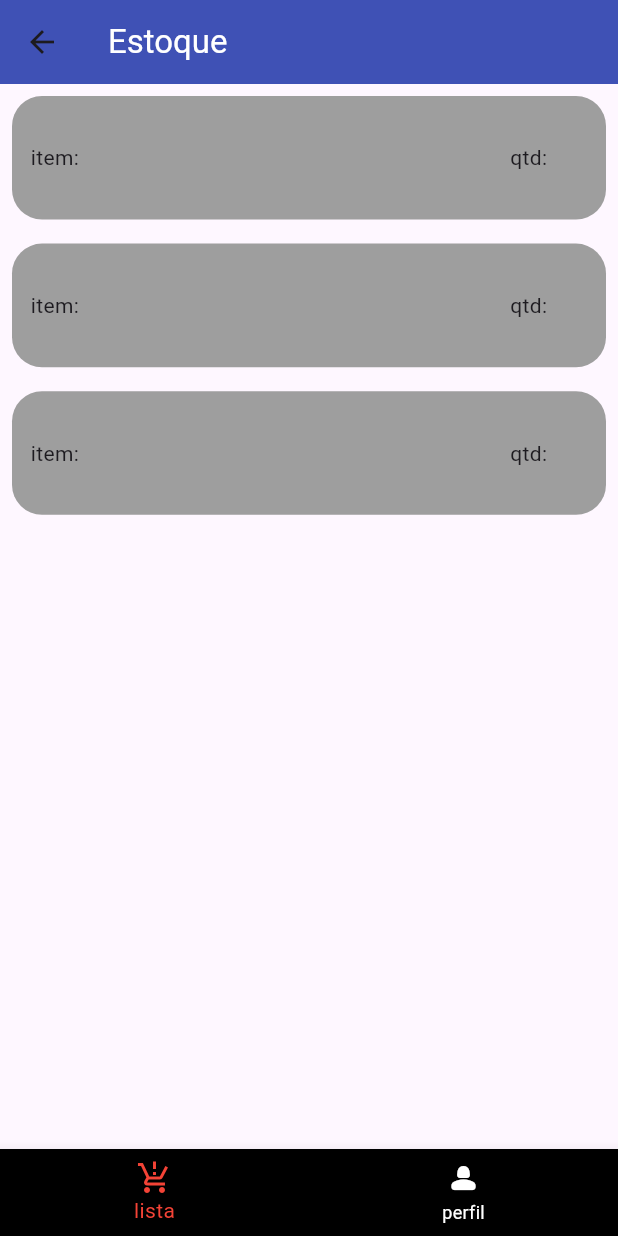
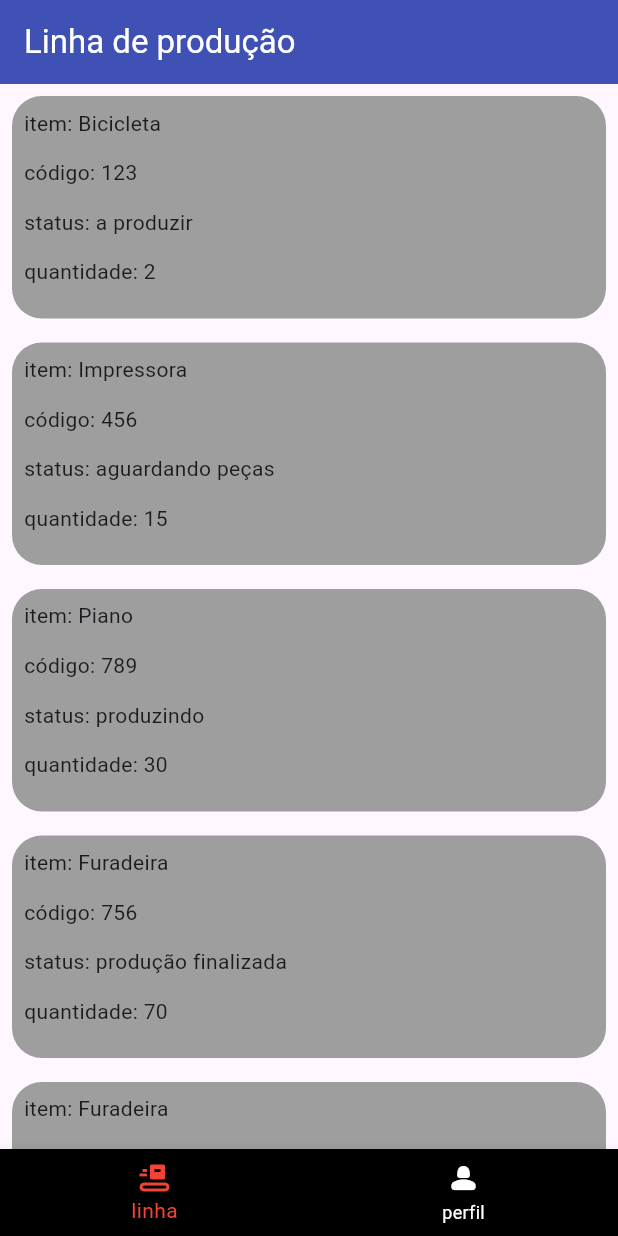
Before and after one commit to eduardobandeiramg/mrp, a Flutter app: the TelaPrincipalOperador screen opened directly, on a phone screen of 412 x 824 dp. Run offline on Flutter 3.47's test engine with Material 3 defaults, Android fonts, the light colour scheme and no system bars.

Commit message:
telas do operador

```diff
--- a/code/mobile/mrp/lib/View/artefatos/cartoes/operador/listagem_produtos.dart
+++ b/code/mobile/mrp/lib/View/artefatos/cartoes/operador/listagem_produtos.dart
@@ -1,11 +1,13 @@
 import 'package:flutter/material.dart';
+import 'package:mrp/View/telas/operador/detalhamento_produto.dart';
 
 class CartaoProduto extends StatelessWidget {
-  const CartaoProduto({super.key});
+  String nome;
+  String codigo;
+  String status;
+  String quantidade;
 
-  printa() {
-    print("apertou");
-  }
+  CartaoProduto(this.nome, this.codigo, this.status , this.quantidade);
 
   @override
   Widget build(BuildContext context) {
@@ -14,7 +16,13 @@ class CartaoProduto extends StatelessWidget {
     return Padding(
       padding: const EdgeInsets.all(8.0),
       child: InkWell(
-        onTap: printa(),
+        onTap: () {
+          Navigator.of(context).push(
+            MaterialPageRoute(
+              builder: (context) => DetalhamentoProduto(nome, codigo, status , quantidade),
+            ),
+          );
+        },
         child: Container(
           height: altura * 0.18,
           decoration: BoxDecoration(
@@ -23,20 +31,32 @@ class CartaoProduto extends StatelessWidget {
               Radius.circular(20),
             ),
           ),
-          child: Row(
+          child: Padding(
+            padding: const EdgeInsets.all(8.0),
+            child: Column(
+              crossAxisAlignment: CrossAxisAlignment.start,
               children: [
                 SizedBox(
                   width: largura * 0.03,
                 ),
                 Expanded(
-                flex: 5,
-                child: Text("item:"),
+                  flex: 1,
+                  child: Text("item: $nome"),
                 ),
                 Expanded(
                   flex: 1,
-                child: Text("qtd: "),
+                  child: Text("código: $codigo"),
+                ),
+                Expanded(
+                  flex: 1,
+                  child: Text("status: $status"),
+                ),
+                Expanded(
+                  flex: 1,
+                  child: Text("quantidade: $quantidade"),
                 ),
               ],
+            ),
           ),
         ),
       ),
--- /dev/null
+++ b/code/mobile/mrp/lib/View/telas/operador/lista.dart
@@ -0,0 +1,34 @@
+import 'package:flutter/material.dart';
+import 'package:mrp/View/artefatos/cartoes/operador/listagem_produtos.dart';
+import 'package:mrp/View/artefatos/cartoes/tecnico/listagem_estoque.dart';
+
+class ListagemProdutos extends StatefulWidget {
+  const ListagemProdutos({super.key});
+
+  @override
+  State<ListagemProdutos> createState() => _ListagemProdutosState();
+}
+
+class _ListagemProdutosState extends State<ListagemProdutos> {
+  @override
+  Widget build(BuildContext context) {
+    return Scaffold(
+      appBar: AppBar(
+        title: Text(
+          "Linha de produção",
+          style: TextStyle(color: Colors.white),
+        ),
+        backgroundColor: Colors.indigo,
+      ),
+      body: ListView(
+        children: [
+          CartaoProduto("Bicicleta", "123", "a produzir", "2"),
+          CartaoProduto("Impressora", "456", "aguardando peças", "15"),
+          CartaoProduto("Piano", "789", "produzindo", "30"),
+          CartaoProduto("Furadeira", "756", "produção finalizada", "70"),
+          CartaoProduto("Furadeira", "756", "produção pausada", "50"),
+        ],
+      ),
+    );
+  }
+}
--- a/code/mobile/mrp/lib/View/telas/operador/tela_principal_operador.dart
+++ b/code/mobile/mrp/lib/View/telas/operador/tela_principal_operador.dart
@@ -1,4 +1,5 @@
 import 'package:flutter/material.dart';
+import 'package:mrp/View/telas/operador/lista.dart';
 import 'package:mrp/View/telas/tecnico/lista.dart';
 
 class TelaPrincipalOperador extends StatefulWidget {
@@ -19,7 +20,7 @@ class _TelaPrincipalOperadorState extends State<TelaPrincipalOperador> {
 
   telaAMoatrar(int indice) {
     if (indice == 0) {
-      return ListagemEstoque();
+      return ListagemProdutos();
     }
   }
 
@@ -30,7 +31,7 @@ class _TelaPrincipalOperadorState extends State<TelaPrincipalOperador> {
       bottomNavigationBar: BottomNavigationBar(
         type: BottomNavigationBarType.fixed,
         items: const [
-          BottomNavigationBarItem(icon: Icon(Icons.production_quantity_limits), label: "lista"),
+          BottomNavigationBarItem(icon: Icon(Icons.conveyor_belt), label: "linha"),
 /*          BottomNavigationBarItem(
               icon: Icon(Icons.fire_truck), label: "dar entrada"),
           BottomNavigationBarItem(
```
Also changed, not shown: code/mobile/mrp/lib/View/telas/login.dart (+14 -5 lines), code/mobile/mrp/lib/View/telas/operador/detalhamento_produto.dart (added, +199 -0 lines), code/mobile/mrp/lib/main.dart (line endings or trailing spaces). Lines whose indentation alone changed are shown as unchanged.
